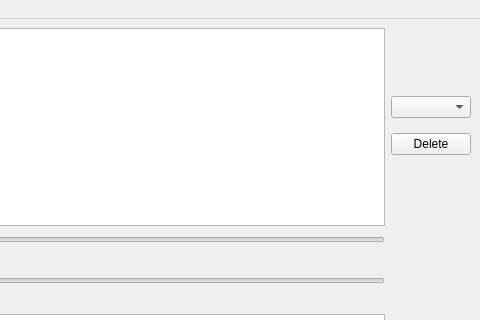
Old version of the form main.ui in the repository Muhannad159/Sampling-Theory-Studio; both pictures show x 559 to 1039 and y 0 to 320 of the 1039 by 724 pixel window.
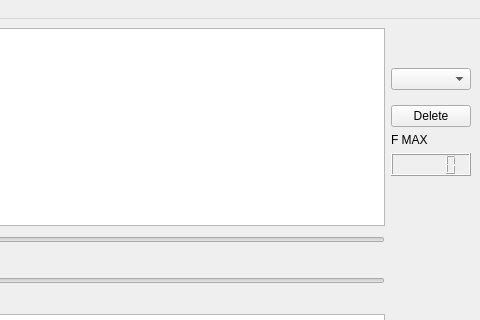
New version of the form. Custom widgets are drawn as their Qt base class.

Diff of the .ui file:
```diff
--- a/main.ui
+++ b/main.ui
@@ -99,6 +99,16 @@
           </property>
          </widget>
         </item>
+        <item>
+         <widget class="QLabel" name="label">
+          <property name="text">
+           <string>F MAX</string>
+          </property>
+         </widget>
+        </item>
+        <item>
+         <widget class="QLCDNumber" name="lcdNumber"/>
+        </item>
         <item>
          <spacer name="verticalSpacer_2">
           <property name="orientation">
```
